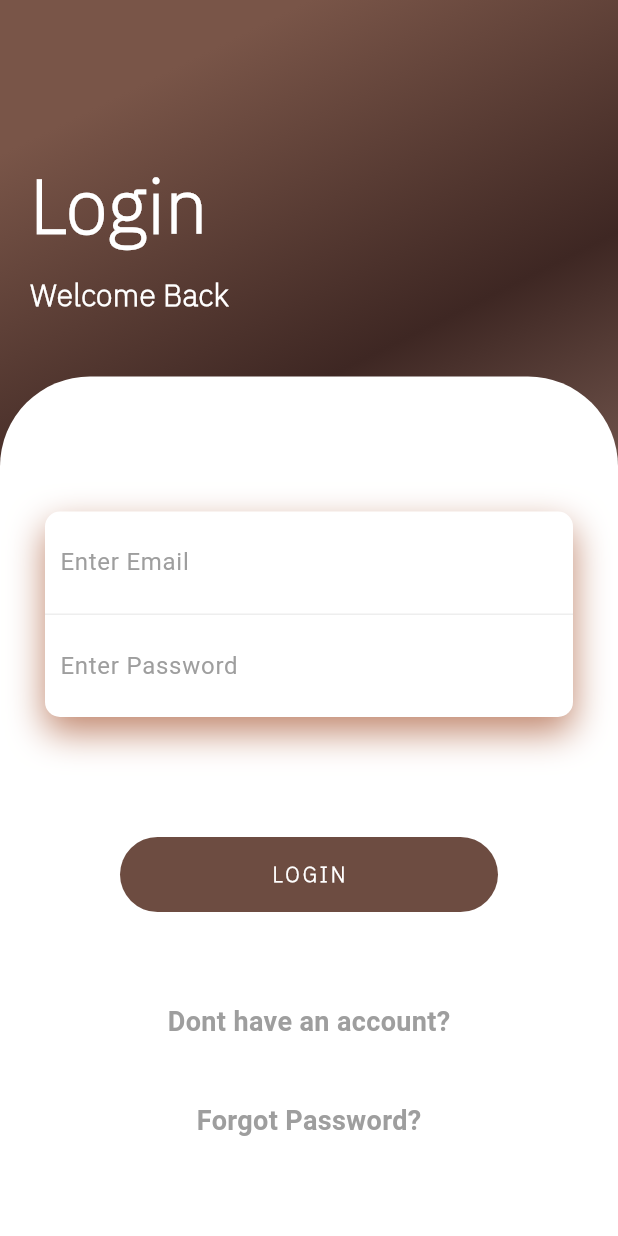
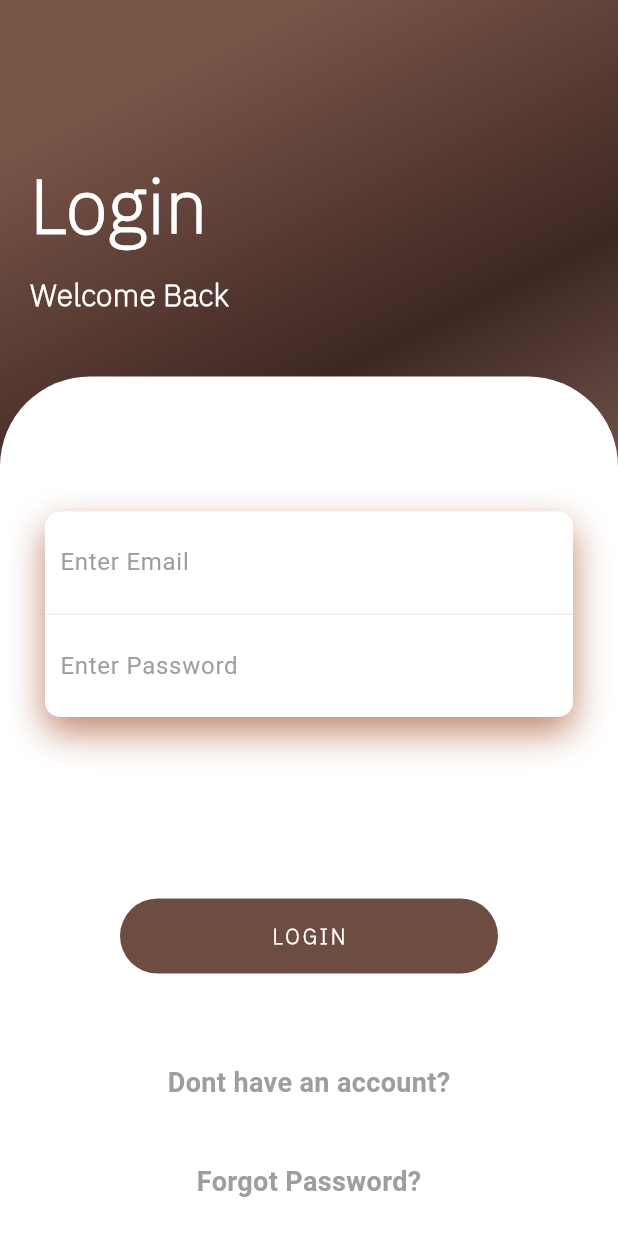
Before and after one commit to daghlas/connect_coffee_heart, a Flutter app: the screen it shows after launch, on a phone screen of 412 x 824 dp. Run offline on Flutter 3.47's test engine with Material 3 defaults, Android fonts, the phone set to English and light mode, and no system bars; our stand-ins replace cloud_firestore, firebase_auth, firebase_core, flutter_spinkit; accounts and stored records are empty.

Commit message:
redesign; signIn UI

```diff
--- a/lib/screens/authenticate/sign_in.dart
+++ b/lib/screens/authenticate/sign_in.dart
@@ -1,5 +1,4 @@
 import 'package:connect_coffee/services/auth.dart';
-import 'package:connect_coffee/shared/constants.dart';
 import 'package:connect_coffee/shared/loading.dart';
 import 'package:flutter/foundation.dart';
 import 'package:flutter/material.dart';
@@ -92,36 +91,82 @@ class _SignInState extends State<SignIn> {
                                         blurRadius: 20,
                                         offset: Offset(0, 10))
                                   ]),
+                              child: Form(
+                                key: _formalKey,
                                 child: Column(children: <Widget>[
                                   Container(
                                     padding: const EdgeInsets.all(10.0),
                                     decoration: BoxDecoration(
                                       border: Border(
                                         bottom: BorderSide(
-                                              color: Colors.grey[200]!))),
-                                  child: const TextField(
-                                      decoration: InputDecoration(
+                                            color: Colors.grey[200]!),
+                                      ),
+                                    ),
+                                    child: TextFormField(
+                                      decoration: const InputDecoration(
                                           hintText: 'Enter Email',
                                           hintStyle:
                                               TextStyle(color: Colors.grey),
-                                          border: InputBorder.none)),
+                                          border: InputBorder.none),
+                                      validator: (val) =>
+                                          val!.isEmpty ? 'Enter email' : null,
+                                      onChanged: (val) {
+                                        setState(() {
+                                          email = val;
+                                        });
+                                      },
+                                    ),
                                   ),
                                   Container(
                                     padding: const EdgeInsets.all(10.0),
-                                  child: const TextField(
-                                      decoration: InputDecoration(
+                                    child: TextFormField(
+                                      decoration: const InputDecoration(
                                           hintText: 'Enter Password',
                                           hintStyle:
                                               TextStyle(color: Colors.grey),
-                                          border: InputBorder.none)),
+                                          border: InputBorder.none),
+                                      obscureText: true,
+                                      validator: (val) => val!.length < 6
+                                          ? 'Enter password'
+                                          : null,
+                                      onChanged: (val) {
+                                        setState(() {
+                                          email = val;
+                                        });
+                                      },
+                                    ),
                                   )
                                 ]),
                               ),
-                            const SizedBox(height: 80.0),
+                            ),
+                            const SizedBox(height: 50.0),
+                            Text(
+                              error,
+                              style: const TextStyle(
+                                  color: Colors.red, fontSize: 14.0),
+                            ),
+                            const SizedBox(height: 50.0),
                             GestureDetector(
-                              onTap: () {
+                              onTap: () async {
                                 if (kDebugMode) {
                                   print('LOG IN PRESSED');
+                                }
+                                if (_formalKey.currentState!.validate()) {
+                                  setState(() {
+                                    loading = true;
+                                  });
+                                  dynamic result =
+                                      await _auth.signInWithEmailAndPassword(
+                                          email, password);
+                                  if (result == null) {
+                                    setState(() {
+                                      error =
+                                          'Sign in failed, WRONG CREDENTIALS';
+                                      loading = false;
+                                    });
+                                  }
+                                  print(email);
+                                  print(password);
                                 }
                               },
                               child: Container(
@@ -144,20 +189,35 @@ class _SignInState extends State<SignIn> {
                               ),
                             ),
                             const SizedBox(height: 60.0),
-                            const Text(
+                            GestureDetector(
+                              onTap: () {
+                                if (kDebugMode) {
+                                  print('REGISTER BUTTON CLICKED');
+                                }
+                                widget.toggleView();
+                              },
+                              child: const Text(
                                 'Dont have an account?',
                                 style: TextStyle(
                                     color: Colors.grey,
                                     fontSize: 18.0,
                                     fontWeight: FontWeight.bold),
                               ),
+                            ),
                             const SizedBox(height: 40.0),
-                            const Text(
+                            GestureDetector(
+                              onTap: () {
+                                if (kDebugMode) {
+                                  print('FORGOT PASSWORD BUTTON');
+                                }
+                              },
+                              child: const Text(
                                 'Forgot Password?',
                                 style: TextStyle(
                                     color: Colors.grey,
                                     fontSize: 18.0,
                                     fontWeight: FontWeight.bold),
+                              ),
                             ),
                           ],
                         ),
@@ -220,7 +280,7 @@ class _SignInState extends State<SignIn> {
             //           });
             //         },
             //       ),
-            //       const SizedBox(height: 40.0),
+            //       const SizedBox(height: 40.0), //////////TACKLED////////////
             //       ElevatedButton(
             //         onPressed: () async {
             //           if (_formalKey.currentState!.validate()) {
```
Also changed, not shown: 1 other file. Lines whose indentation alone changed are shown as unchanged.
